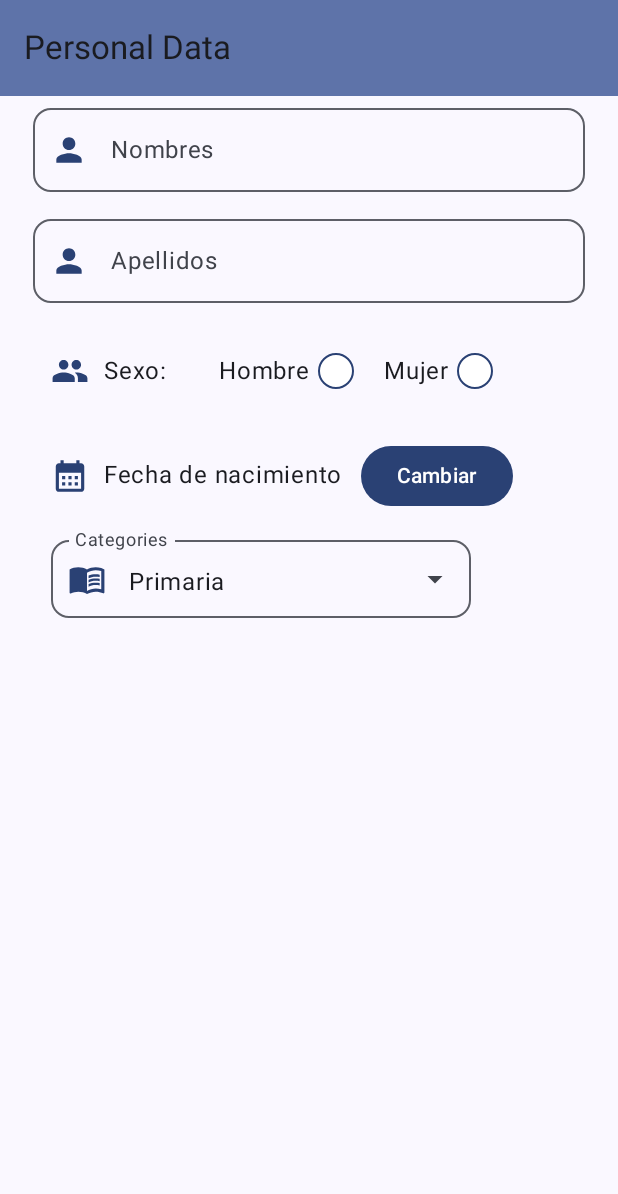
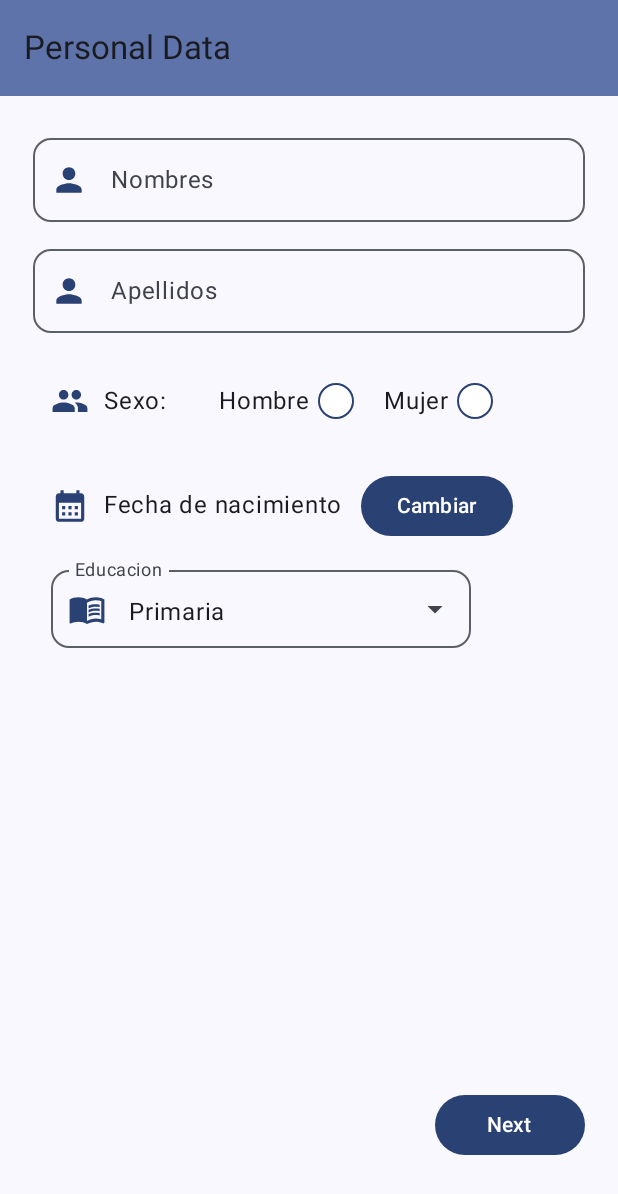
Before and after one commit to JuanEsO/Labs20232Gr02, an Android app built with Jetpack Compose: the screen it shows after launch (MainActivity), on a phone screen of 412 x 824 dp. Shown: the top 1194 px of the screen. Run offline under Robolectric (Android 15) with nearby library versions, the phone set to English and light mode, and no system bars.

Commit message:
PersonalDataScreen - validations and logs

```diff
--- a/Lab1-UI/src/main/java/co/edu/udea/compumovil/gr02_20232/lab1/LabAppScreen.kt
+++ b/Lab1-UI/src/main/java/co/edu/udea/compumovil/gr02_20232/lab1/LabAppScreen.kt
@@ -54,7 +54,9 @@ fun Lab1App(
             modifier = Modifier.padding(innerPadding)
         ) {
             composable(route = LabScreen.PersonalData.name) {
-                PersonalDataScreen()
+                PersonalDataScreen(onNextButtonClicked = {
+                    navController.navigate(LabScreen.ContactData.name)
+                })
             }
             composable(route = LabScreen.ContactData.name) {
                 ContactDataScreen()
--- a/Lab1-UI/src/main/java/co/edu/udea/compumovil/gr02_20232/lab1/ui/screens/PersonalDataScreen.kt
+++ b/Lab1-UI/src/main/java/co/edu/udea/compumovil/gr02_20232/lab1/ui/screens/PersonalDataScreen.kt
@@ -1,25 +1,26 @@
 package co.edu.udea.compumovil.gr02_20232.lab1.ui.screens
 
 import android.app.DatePickerDialog
+import android.util.Log
 import android.widget.DatePicker
-import android.widget.Toast
 import androidx.compose.foundation.background
 import androidx.compose.foundation.border
 import androidx.compose.foundation.clickable
 import androidx.compose.foundation.interaction.MutableInteractionSource
+import androidx.compose.foundation.layout.Arrangement
 import androidx.compose.foundation.layout.Box
 import androidx.compose.foundation.layout.Column
 import androidx.compose.foundation.layout.Row
 import androidx.compose.foundation.layout.Spacer
-import androidx.compose.foundation.layout.fillMaxHeight
+import androidx.compose.foundation.layout.defaultMinSize
 import androidx.compose.foundation.layout.fillMaxSize
 import androidx.compose.foundation.layout.fillMaxWidth
 import androidx.compose.foundation.layout.height
 import androidx.compose.foundation.layout.padding
 import androidx.compose.foundation.layout.size
-import androidx.compose.foundation.lazy.LazyColumn
 import androidx.compose.foundation.rememberScrollState
 import androidx.compose.foundation.shape.CircleShape
+import androidx.compose.foundation.text.KeyboardActions
 import androidx.compose.foundation.text.KeyboardOptions
 import androidx.compose.foundation.verticalScroll
 import androidx.compose.material.icons.Icons
@@ -33,7 +34,6 @@ import androidx.compose.material3.Icon
 import androidx.compose.material3.MaterialTheme.shapes
 import androidx.compose.material3.OutlinedTextField
 import androidx.compose.material3.Text
-import androidx.compose.material3.TextField
 import androidx.compose.runtime.Composable
 import androidx.compose.runtime.mutableStateOf
 import androidx.compose.runtime.remember
@@ -50,31 +50,55 @@ import androidx.compose.ui.text.input.KeyboardType
 import androidx.compose.ui.unit.dp
 import co.edu.udea.compumovil.gr02_20232.lab1.R
 import androidx.compose.material3.MaterialTheme
+import androidx.compose.runtime.MutableState
 import androidx.compose.ui.platform.LocalContext
-import androidx.compose.ui.unit.sp
 import java.util.Calendar
 import java.util.Date
 
 @Composable
 fun PersonalDataScreen(
+    onNextButtonClicked: () -> Unit = {},
     modifier: Modifier = Modifier
         .fillMaxSize()
         .padding(horizontal = 22.dp)
         .height(1000.dp)
         .verticalScroll(rememberScrollState())
 ) {
+    val options = listOf("Primaria", "Secundaria", "Universidad", "Otro")
+    val items = listOf<String>("ninguno", "Hombre", "Mujer")
+
     var name by remember { mutableStateOf(TextFieldValue("")) }
     var lastname by remember { mutableStateOf(TextFieldValue("")) }
+    var selectedGender by remember { mutableStateOf(0) }
+    val mBirthDate = remember { mutableStateOf("") }
+    var selectedEducation by remember { mutableStateOf(options[0]) }
+
+
+
     var keyboardImmeActionCustom by remember { mutableStateOf( ImeAction.Next )}
-//    if (name.text.length > 0) {
-//        keyboardImmeActionCustom = ImeAction.Next
-//    } else {
-//        keyboardImmeActionCustom = ImeAction.Done
-//    }
+
+    keyboardImmeActionCustom = if (validateForm(name = name.text, lastName = lastname.text, birthDate = mBirthDate.value, education = selectedEducation )) {
+        ImeAction.Done
+    } else {
+        ImeAction.Next
+    }
+
+    fun onNext() {
+        var isFormFill = validateForm(name = name.text, lastName = lastname.text, birthDate = mBirthDate.value, education = selectedEducation )
+        if (isFormFill) {
+            var genderValue : String? = null
+            if (selectedGender != 0) {
+                genderValue = items[selectedGender]
+            }
+            logData(name = name.text, lastName = lastname.text, gender = genderValue, birthDate = mBirthDate.value, education = selectedEducation)
+            onNextButtonClicked()
+        }
+    }
     Column(
         modifier = modifier,
+        verticalArrangement = Arrangement.SpaceBetween
     ) {
-
+        Column() {
             OutlinedTextField(
                 value = name,
                 onValueChange = { newText ->
@@ -93,10 +117,13 @@ fun PersonalDataScreen(
                     capitalization = KeyboardCapitalization.Words,
                     autoCorrect = false,
                 ),
+                keyboardActions = KeyboardActions (
+                    onDone = { onNext() }
+                ),
                 shape = shapes.medium,
                 modifier = Modifier
                     .fillMaxWidth()
-                .padding(bottom = 10.dp)
+                    .padding(bottom = 10.dp, top = 20.dp)
             )
             OutlinedTextField(
                 value = lastname,
@@ -116,6 +143,9 @@ fun PersonalDataScreen(
                     capitalization = KeyboardCapitalization.Words,
                     autoCorrect = false,
                 ),
+                keyboardActions = KeyboardActions (
+                    onDone = { onNext() }
+                ),
                 shape = shapes.medium,
                 modifier = Modifier
                     .fillMaxWidth()
@@ -134,29 +164,19 @@ fun PersonalDataScreen(
                 )
                 Spacer(modifier = Modifier.size(10.dp))
                 Text(text = "Sexo: ", modifier = Modifier.padding(end = 20.dp))
-            var selectedIndex by remember { mutableStateOf(0) }
-            val items = listOf<String>("ninguno", "Hombre", "Mujer")
-
                 items.forEachIndexed { index, item ->
                     if (index != 0) {
                         CircleSelect(
                             label = item,
-                        checked = items[selectedIndex] == item,
-                        onCheckedChange = { selectedIndex = index }
+                            checked = items[selectedGender] == item,
+                            onCheckedChange = { selectedGender = index }
                         )
                     }
                 }
             }
-        DatePickerInput()
-//        SpinnerInput()
+            DatePickerInput(mDate = mBirthDate)
 
-        val options = listOf("Primaria", "Secundaria", "Universidad", "Otro")
 
-        var selectedOptionText by remember { mutableStateOf(options[0]) }
-
-        fun onChangeOption(newOption: String) {
-            selectedOptionText = newOption
-        }
 
             Row(
                 modifier = Modifier
@@ -167,10 +187,18 @@ fun PersonalDataScreen(
             ) {
                 DropdownMenu(
                     options = options,
-                selectedOption = selectedOptionText,
-                onChangeOption = { newOption -> selectedOptionText = newOption },
+                    selectedOption = selectedEducation,
+                    onChangeOption = { newOption -> selectedEducation = newOption },
                     modifier = Modifier.padding(bottom = 10.dp)
                 )
+            }
+        }
+        Row( horizontalArrangement = Arrangement.End, modifier = Modifier
+            .fillMaxWidth()
+            .padding(vertical = 50.dp)) {
+            Button(onClick = { onNext() }, modifier = Modifier.defaultMinSize(100.dp)) {
+                Text(text = "Next")
+            }
         }
     }
 }
@@ -214,7 +242,7 @@ fun CircleSelect(
 }
 
 @Composable
-fun DatePickerInput() {
+fun DatePickerInput(mDate: MutableState<String>) {
     val mContext = LocalContext.current
     val mCalendar = Calendar.getInstance()
     val mYear = mCalendar.get(Calendar.YEAR)
@@ -222,8 +250,6 @@ fun DatePickerInput() {
     val mDay = mCalendar.get(Calendar.DAY_OF_MONTH)
 
     mCalendar.time = Date()
-
-    val mDate = remember { mutableStateOf("") }
 
     val mDatePickerDialog = DatePickerDialog(
         mContext,
@@ -276,7 +302,7 @@ fun DropdownMenu(options: List<String>, selectedOption: String, onChangeOption:
             readOnly = true,
             value = selectedOption,
             onValueChange = { },
-            label = { Text("Categories", Modifier.background(Color.Transparent)) },
+            label = { Text("Educacion", Modifier.background(Color.Transparent)) },
             leadingIcon = {
                 Icon(
                     painter = painterResource(id = R.drawable.baseline_menu_book_24),
@@ -314,3 +340,18 @@ fun DropdownMenu(options: List<String>, selectedOption: String, onChangeOption:
         }
     }
 }
+
+
+fun validateForm(name: String, lastName: String, birthDate: String, education: String): Boolean {
+    return name.isNotEmpty() && lastName.isNotEmpty() && birthDate.isNotEmpty() && education.isNotEmpty()
+}
+
+fun logData(name: String, lastName: String, gender: String? = null, birthDate: String, education: String) {
+    val tag = "[RESULT]"
+    Log.i(tag, "Información personal: ")
+    Log.i(tag, "Nombre: $name")
+    Log.i(tag, "Apellido: $lastName")
+    if (gender != null) Log.i(tag, "Genero: $gender")
+    Log.i(tag, "Fecha de Nacimiento: $birthDate")
+    Log.i(tag, "Educacion: $education")
+}
```
Lines whose indentation alone changed are shown as unchanged.
